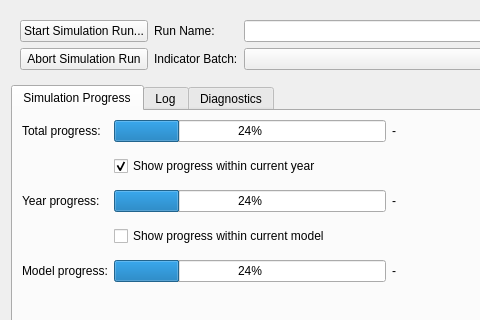
The window that opus_gui/scenarios_manager/views/simulation_gui_element.ui (psrc/urbansim) describes before a commit, drawn with Qt 5; both pictures show x 0 to 480 and y 0 to 320 of the 685 by 688 pixel window.
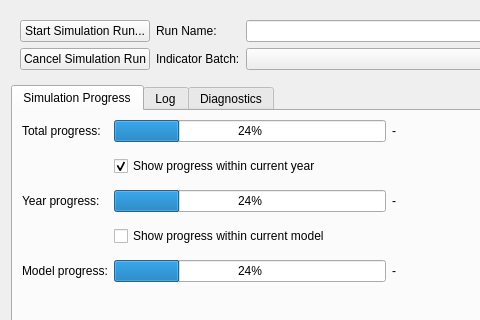
The same window after the commit.

What changed in the file:
```diff
--- a/opus_gui/scenarios_manager/views/simulation_gui_element.ui
+++ b/opus_gui/scenarios_manager/views/simulation_gui_element.ui
@@ -26,7 +26,7 @@
       <item row="1" column="0" >
        <widget class="QPushButton" name="pbnRemoveModel" >
         <property name="text" >
-         <string>Abort Simulation Run</string>
+         <string>Cancel Simulation Run</string>
         </property>
        </widget>
       </item>
```
